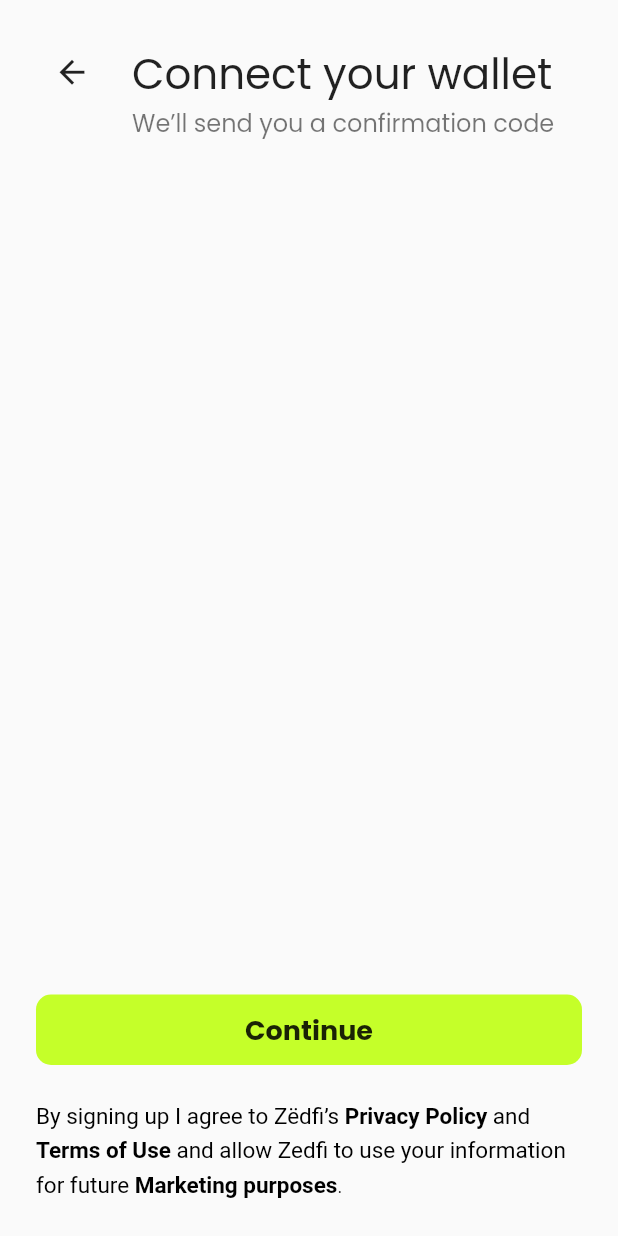
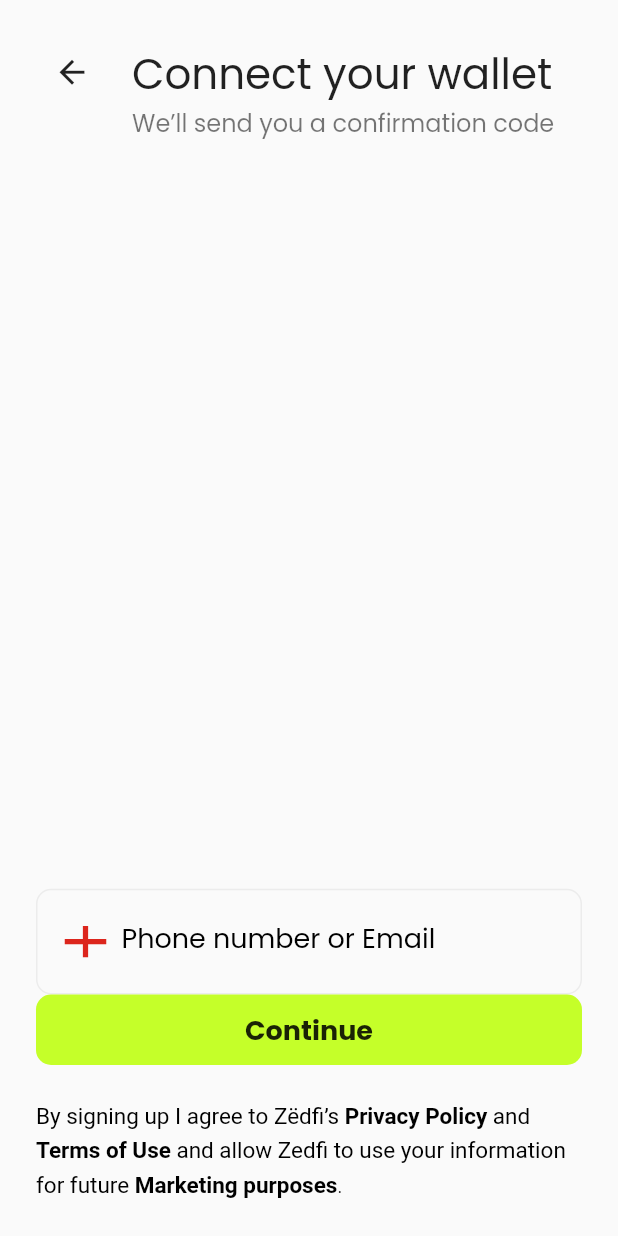
Before and after one commit to mihaab123/auth_code_test, a Flutter app: the screen it shows after launch, after a tap on "Login", on a phone screen of 412 x 824 dp. Run offline on Flutter 3.47's test engine with Material 2 defaults, Android fonts, the phone set to English and light mode, and no system bars; our stand-ins replace flutter_svg, google_fonts, pin_code_fields.

Commit message:
login textfield

```diff
--- /dev/null
+++ b/lib/pages/login/components/login_textfield.dart
@@ -0,0 +1,55 @@
+import 'package:auth_code_test/utils/colors.dart';
+import 'package:flutter/material.dart';
+import 'package:flutter_svg/flutter_svg.dart';
+
+class LoginTextField extends StatefulWidget {
+  final TextEditingController controller;
+  const LoginTextField({Key? key, required this.controller}) : super(key: key);
+
+  @override
+  State<LoginTextField> createState() => _LoginTextFieldState();
+}
+
+class _LoginTextFieldState extends State<LoginTextField> {
+  bool showFlag = true;
+  @override
+  Widget build(BuildContext context) {
+    return Container(
+      padding: const EdgeInsets.symmetric(horizontal: 8),
+      decoration: BoxDecoration(
+          border: Border.all(color: borderColor),
+          borderRadius: BorderRadius.circular(10)),
+      child: TextField(
+        onChanged: (value) {
+          setState(() {
+            if (value.isNotEmpty) {
+              showFlag = value.contains("+");
+            } else {
+              showFlag = true;
+            }
+          });
+        },
+        controller: widget.controller,
+        decoration: InputDecoration(
+          prefixIcon: showFlag
+              ? Padding(
+                  padding: const EdgeInsets.all(10.0),
+                  child: SvgPicture.asset(
+                    "assets/flag.svg",
+                    height: 12,
+                    width: 16,
+                  ),
+                )
+              : null,
+          hintText: "Phone number or Email",
+          hintStyle: const TextStyle(fontSize: 18, fontWeight: FontWeight.bold),
+          label: const Text("Phone number or Email"),
+          labelStyle: const TextStyle(fontSize: 18, color: Colors.black),
+          border: InputBorder.none,
+        ),
+        cursorColor: Colors.black,
+        style: const TextStyle(color: Colors.black),
+      ),
+    );
+  }
+}
--- a/lib/pages/login/login_page.dart
+++ b/lib/pages/login/login_page.dart
@@ -1,10 +1,12 @@
 import 'package:auth_code_test/pages/login/components/login_button.dart';
 import 'package:auth_code_test/pages/login/components/login_privacy.dart';
+import 'package:auth_code_test/pages/login/components/login_textfield.dart';
 import 'package:auth_code_test/pages/login/components/login_title.dart';
 import 'package:flutter/material.dart';
 
 class LoginPage extends StatelessWidget {
-  const LoginPage({Key? key}) : super(key: key);
+  TextEditingController controller = TextEditingController();
+  LoginPage({Key? key}) : super(key: key);
 
   @override
   Widget build(BuildContext context) {
@@ -17,7 +19,11 @@ class LoginPage extends StatelessWidget {
             children: [
               const LoginTitle(),
               Column(
-                children: const [LoginButton(), LoginPrivacy()],
+                children: [
+                  LoginTextField(controller: controller),
+                  LoginButton(),
+                  LoginPrivacy()
+                ],
               ),
             ],
           ),
--- a/pubspec.yaml
+++ b/pubspec.yaml
@@ -36,6 +36,7 @@ dependencies:
   cupertino_icons: ^1.0.2
   google_fonts: ^2.3.1
   pin_code_fields: ^7.4.0
+  flutter_svg: ^1.0.3
 
 dev_dependencies:
   flutter_test:
@@ -60,8 +61,8 @@ flutter:
   uses-material-design: true
 
   # To add assets to your application, add an assets section, like this:
-  # assets:
-  #   - images/a_dot_burr.jpeg
+  assets:
+     - assets/
   #   - images/a_dot_ham.jpeg
 
   # An image asset can refer to one or more resolution-specific "variants", see
```
Also changed, not shown: assets/flag.svg (added), pubspec.lock.
